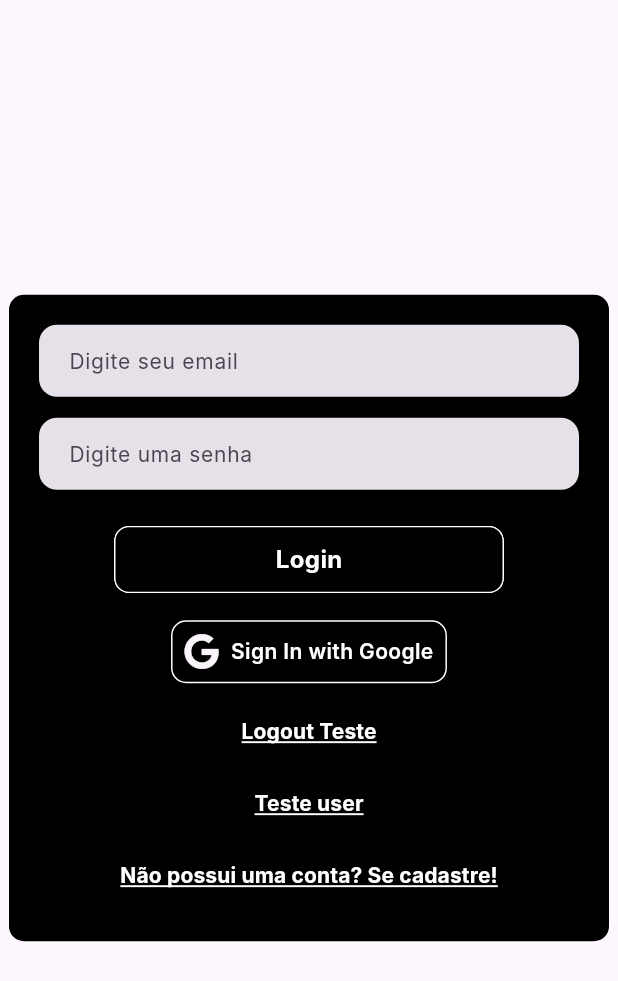
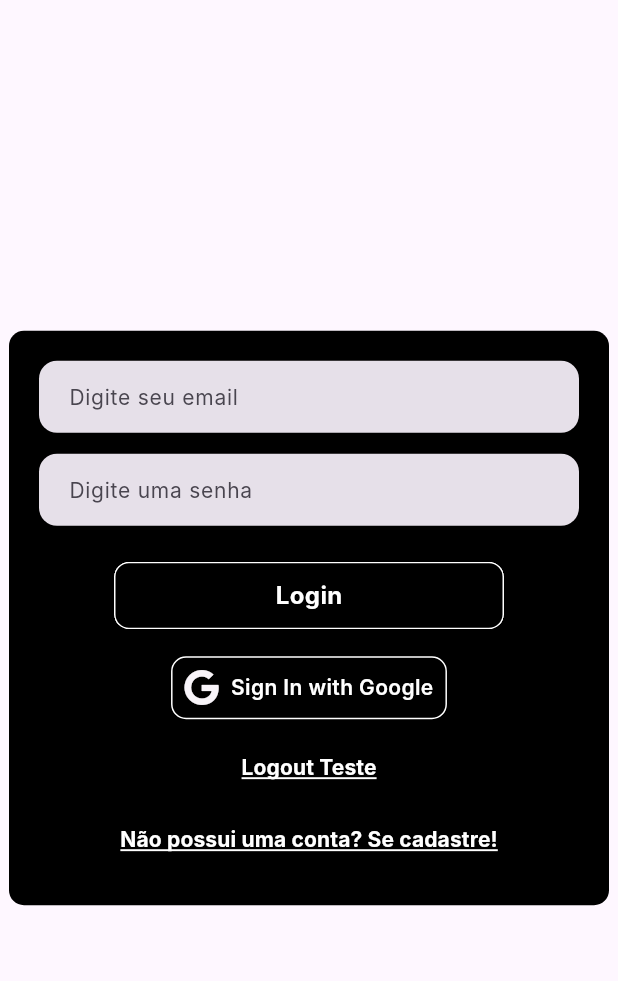
Before and after one commit to KalebLight/indexator, a Flutter app: the screen it shows after launch, on a phone screen of 412 x 824 dp. Shown: the top 981 px of the screen. Run offline on Flutter 3.47's test engine with Material 3 defaults, Android fonts, the phone set to English and light mode, and no system bars; our stand-ins replace dartz, dio, flutter_mobx, flutter_modular, font_awesome_flutter, google_sign_in and 2 more; accounts and stored records are empty; generated files the repository leaves out were written again; network calls fail; Roboto replaces fonts that are missing (Inter).

Commit message:
updates profille controller pattern

```diff
--- a/lib/app/modules/auth/pages/login_page.dart
+++ b/lib/app/modules/auth/pages/login_page.dart
@@ -103,12 +103,7 @@ class _LoginPageState extends State<LoginPage> {
                           profileController.logout();
                         },
                       ),
-                      TextButton(
-                        child: Text('Teste user', style: FontData.textLink()),
-                        onPressed: () {
-                          print(profileController.userStore.user!.name);
-                        },
-                      ),
+
                       TextButton(
                         onPressed: () {
                           authController.goToSignUp();
--- a/lib/app/modules/profile/controllers/profile_controller.dart
+++ b/lib/app/modules/profile/controllers/profile_controller.dart
@@ -1,12 +1,15 @@
 import 'package:flutter_modular/flutter_modular.dart';
 import 'package:indexator/app/core/store/user_store.dart';
 import 'package:indexator/app/modules/auth/apis/google_sign_in_api.dart';
+import 'package:mobx/mobx.dart';
 import 'package:shared_preferences/shared_preferences.dart';
+part 'profile_controller.g.dart';
 
-class ProfileController {
+class ProfileController = _ProfileControllerBase with _$ProfileController;
+
+abstract class _ProfileControllerBase with Store {
   final UserStore userStore;
-
-  ProfileController(this.userStore);
+  _ProfileControllerBase(this.userStore);
 
   Future<bool> logout() async {
     Modular.to.navigate('/auth/');
```
Also changed, not shown: lib/app/modules/profile/controllers/profile_controller.g.dart (added).
